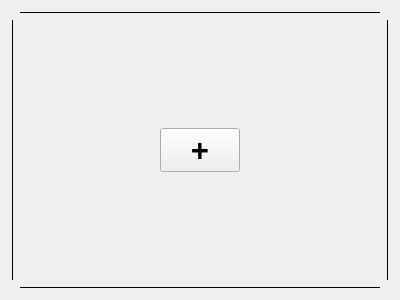
The window that components/other/griditemspacer.ui (Szybet/sanki) describes before a commit, drawn with Qt 5.
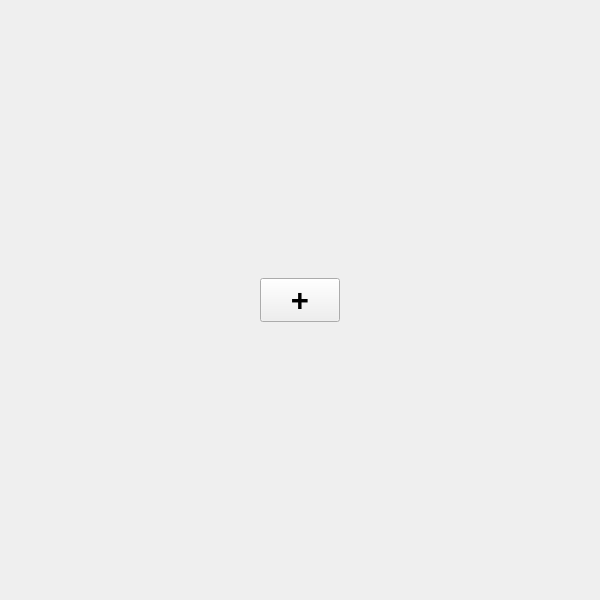
The same window after the commit. The open tabs and pages were chosen to show the change.

Patch:
```diff
--- a/components/other/griditemspacer.ui
+++ b/components/other/griditemspacer.ui
@@ -6,15 +6,39 @@
    <rect>
     <x>0</x>
     <y>0</y>
-    <width>400</width>
-    <height>300</height>
+    <width>600</width>
+    <height>600</height>
    </rect>
   </property>
+  <property name="sizePolicy">
+   <sizepolicy hsizetype="Minimum" vsizetype="Minimum">
+    <horstretch>0</horstretch>
+    <verstretch>0</verstretch>
+   </sizepolicy>
+  </property>
   <property name="windowTitle">
    <string>Form</string>
   </property>
+  <property name="layoutDirection">
+   <enum>Qt::LeftToRight</enum>
+  </property>
   <layout class="QGridLayout" name="gridLayout_2">
-   <item row="1" column="1">
+   <property name="leftMargin">
+    <number>0</number>
+   </property>
+   <property name="topMargin">
+    <number>0</number>
+   </property>
+   <property name="rightMargin">
+    <number>0</number>
+   </property>
+   <property name="bottomMargin">
+    <number>0</number>
+   </property>
+   <property name="spacing">
+    <number>0</number>
+   </property>
+   <item row="0" column="0">
     <widget class="QStackedWidget" name="stackedWidget">
      <property name="frameShape">
       <enum>QFrame::NoFrame</enum>
@@ -30,6 +54,24 @@
      </widget>
      <widget class="QWidget" name="addPage_2">
       <layout class="QGridLayout" name="gridLayout">
+       <property name="sizeConstraint">
+        <enum>QLayout::SetDefaultConstraint</enum>
+       </property>
+       <property name="leftMargin">
+        <number>0</number>
+       </property>
+       <property name="topMargin">
+        <number>0</number>
+       </property>
+       <property name="rightMargin">
+        <number>0</number>
+       </property>
+       <property name="bottomMargin">
+        <number>0</number>
+       </property>
+       <property name="spacing">
+        <number>0</number>
+       </property>
        <item row="0" column="0">
         <widget class="QPushButton" name="addButton">
          <property name="sizePolicy">
@@ -53,46 +95,6 @@
      </widget>
     </widget>
    </item>
-   <item row="0" column="1">
-    <widget class="Line" name="line_2">
-     <property name="frameShadow">
-      <enum>QFrame::Plain</enum>
-     </property>
-     <property name="orientation">
-      <enum>Qt::Horizontal</enum>
-     </property>
-    </widget>
-   </item>
-   <item row="2" column="1">
-    <widget class="Line" name="line">
-     <property name="frameShadow">
-      <enum>QFrame::Plain</enum>
-     </property>
-     <property name="orientation">
-      <enum>Qt::Horizontal</enum>
-     </property>
-    </widget>
-   </item>
-   <item row="1" column="2">
-    <widget class="Line" name="line_3">
-     <property name="frameShadow">
-      <enum>QFrame::Plain</enum>
-     </property>
-     <property name="orientation">
-      <enum>Qt::Vertical</enum>
-     </property>
-    </widget>
-   </item>
-   <item row="1" column="0">
-    <widget class="Line" name="line_4">
-     <property name="frameShadow">
-      <enum>QFrame::Plain</enum>
-     </property>
-     <property name="orientation">
-      <enum>Qt::Vertical</enum>
-     </property>
-    </widget>
-   </item>
   </layout>
  </widget>
  <resources/>
```
Left out of the diff: 8 changed lines with no effect on the pictures.
